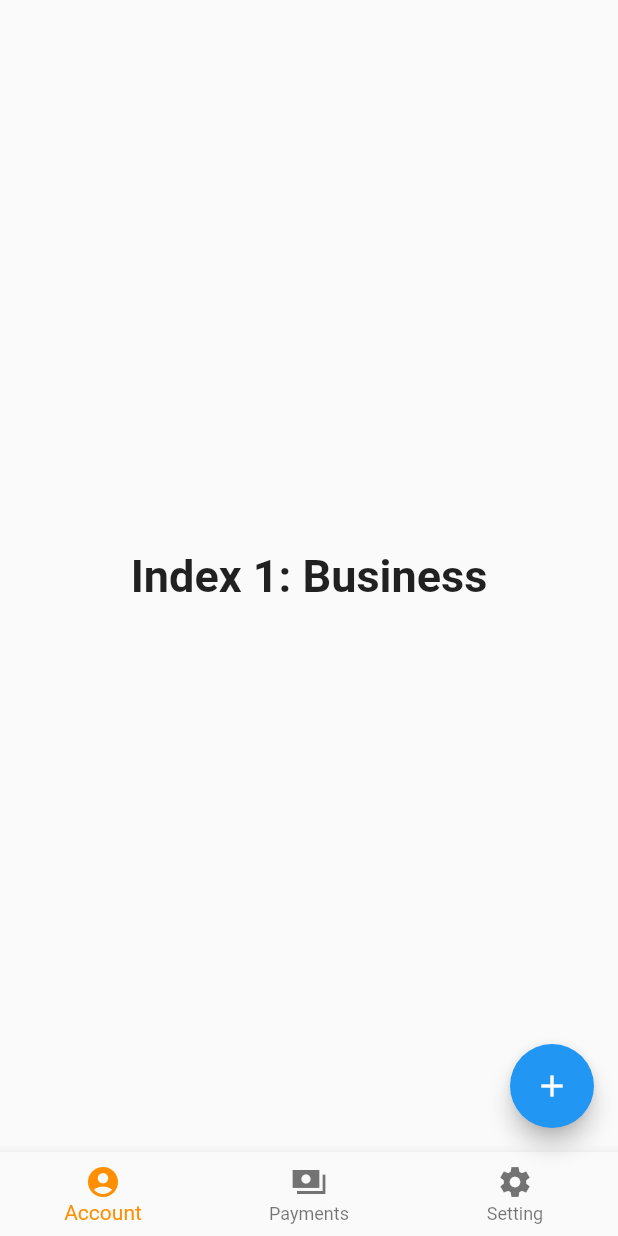
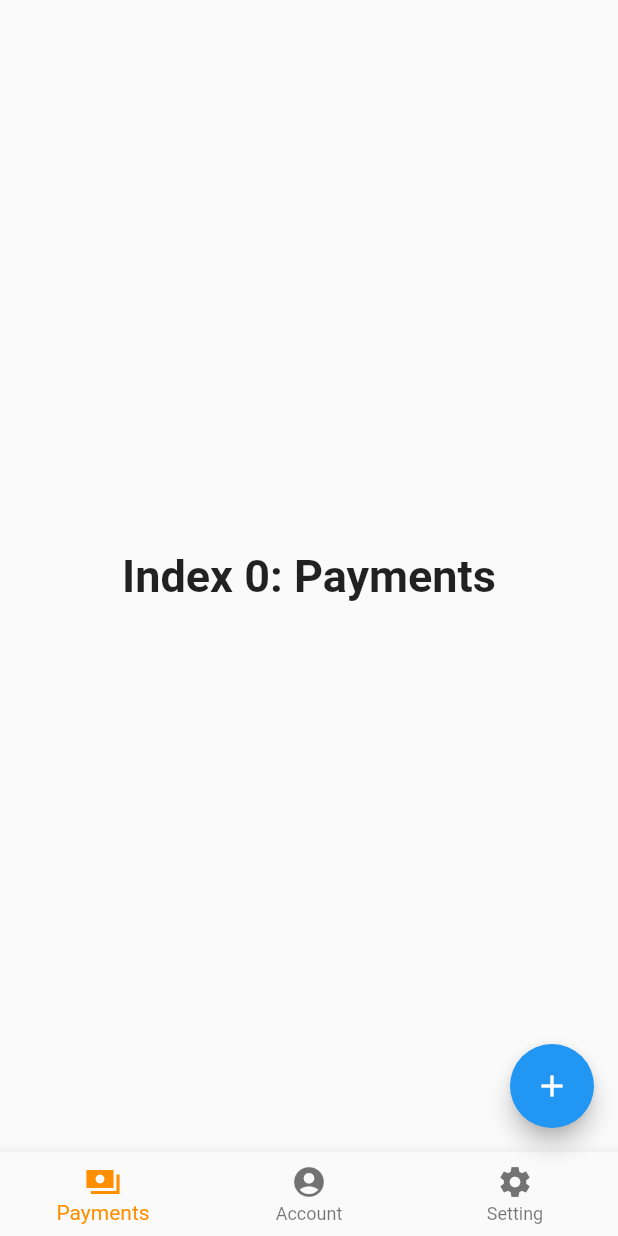
Before and after one commit to hoseCloud/sp1-frontend, a Flutter app: the screen it shows after launch, on a phone screen of 412 x 824 dp. Run offline on Flutter 3.47's test engine with Material 2 defaults, Android fonts, the phone set to English and light mode, and no system bars.

Commit message:
Fix typo and index in tabbar

```diff
--- a/lib/main.dart
+++ b/lib/main.dart
@@ -35,12 +35,12 @@ class _MyHomePageState extends State<MyHomePage> {
   TextStyle(fontSize: 30, fontWeight: FontWeight.bold);
   static const List<Widget> _widgetOptions = <Widget>[
     Text(
-      'Index 1: Business',
+      'Index 0: Payments',
       style: optionStyle,
     ),
     ScreenAccount(),
     Text(
-      'Index 2: School',
+      'Index 2: Setting',
       style: optionStyle,
     ),
   ];
@@ -68,12 +68,12 @@ class _MyHomePageState extends State<MyHomePage> {
       bottomNavigationBar: BottomNavigationBar(
         items: const <BottomNavigationBarItem>[
           BottomNavigationBarItem(
+            icon: Icon(Icons.payments_sharp),
+            label: 'Payments',
+          ),
+          BottomNavigationBarItem(
             icon: Icon(Icons.account_circle_sharp),
             label: 'Account',
-          ),
-          BottomNavigationBarItem(
-            icon: Icon(Icons.payments_sharp),
-            label: 'Payments',
           ),
           BottomNavigationBarItem(
             icon: Icon(Icons.settings_sharp),
```
